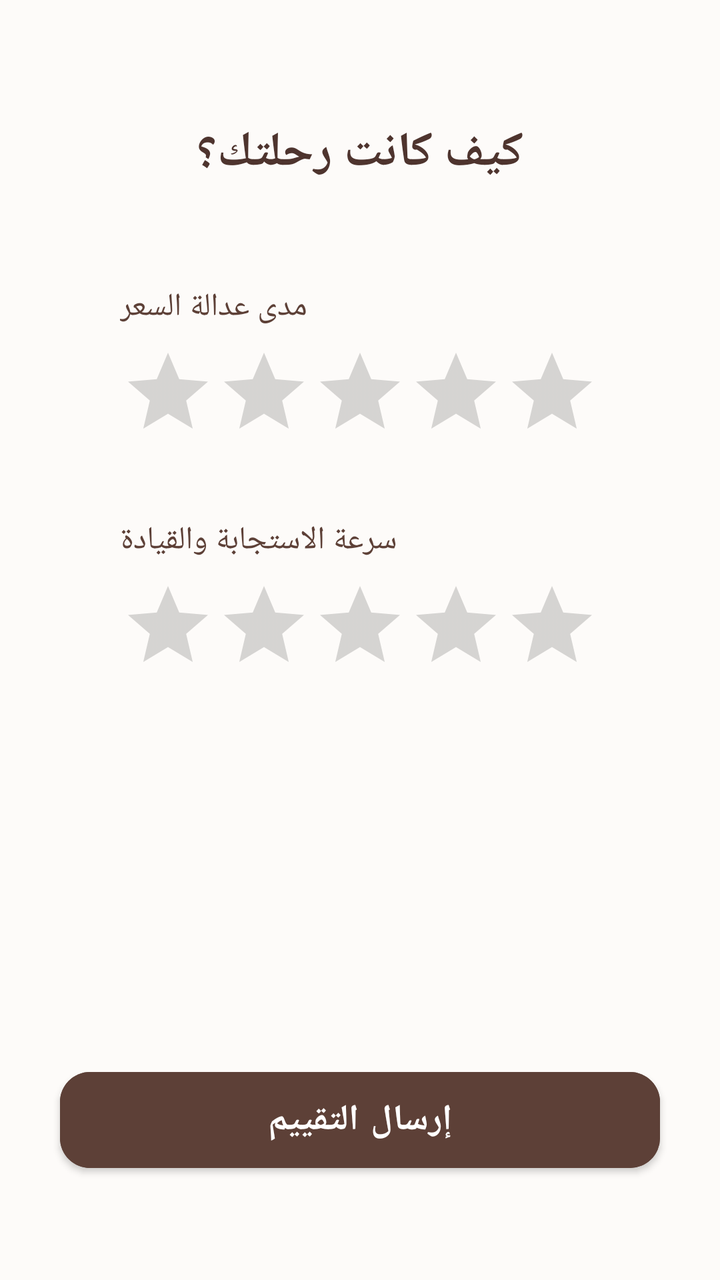
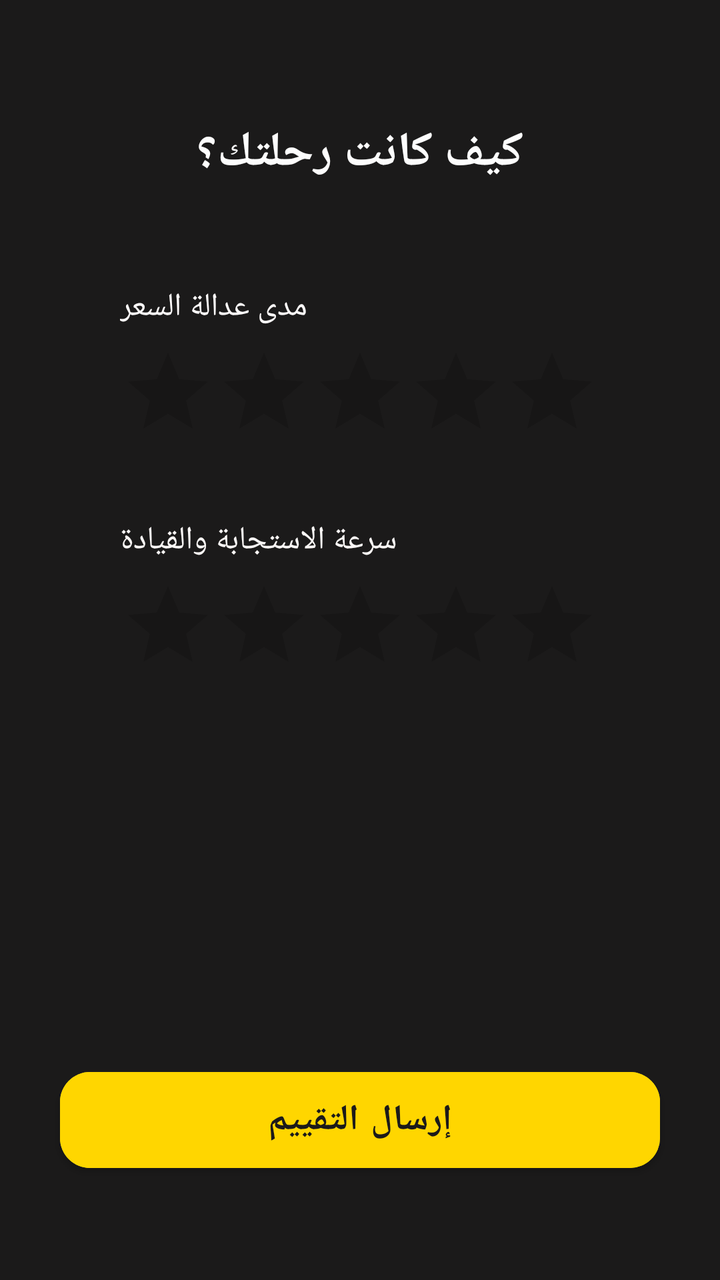

Before-and-after screenshots of an Android layout around one commit, followed by the original layout XML and the change that was made.
<!-- AndroidManifest.xml: application theme Theme.SonicTaxi -->
<!-- res/layout/activity_rating.xml -->
<?xml version="1.0" encoding="utf-8"?>
<androidx.constraintlayout.widget.ConstraintLayout xmlns:android="http://schemas.android.com/apk/res/android"
    xmlns:app="http://schemas.android.com/apk/res-auto"
    xmlns:tools="http://schemas.android.com/tools"
    android:id="@+id/main"
    android:layout_width="match_parent"
    android:layout_height="match_parent"
    android:background="#FDFBF9"
    tools:context=".RatingActivity">

    <TextView
        android:id="@+id/tv_title"
        android:layout_width="wrap_content"
        android:layout_height="wrap_content"
        android:layout_marginTop="60dp"
        android:text="كيف كانت رحلتك؟"
        android:textColor="#4E342E"
        android:textSize="24sp"
        android:textStyle="bold"
        app:layout_constraintEnd_toEndOf="parent"
        app:layout_constraintStart_toStartOf="parent"
        app:layout_constraintTop_toTopOf="parent" />

    <TextView
        android:id="@+id/lbl_price"
        android:layout_width="wrap_content"
        android:layout_height="wrap_content"
        android:layout_marginTop="50dp"
        android:text="مدى عدالة السعر"
        android:textColor="#5D4037"
        android:textSize="16sp"
        app:layout_constraintStart_toStartOf="@+id/rb_price"
        app:layout_constraintTop_toBottomOf="@+id/tv_title" />

    <RatingBar
        android:id="@+id/rb_price"
        android:layout_width="wrap_content"
        android:layout_height="wrap_content"
        android:layout_marginTop="8dp"
        android:numStars="5"
        android:progressTint="#FFCC80"
        android:stepSize="1.0"
        app:layout_constraintEnd_toEndOf="parent"
        app:layout_constraintStart_toStartOf="parent"
        app:layout_constraintTop_toBottomOf="@+id/lbl_price" />

    <TextView
        android:id="@+id/lbl_speed"
        android:layout_width="wrap_content"
        android:layout_height="wrap_content"
        android:layout_marginTop="30dp"
        android:text="سرعة الاستجابة والقيادة"
        android:textColor="#5D4037"
        android:textSize="16sp"
        app:layout_constraintStart_toStartOf="@+id/rb_speed"
        app:layout_constraintTop_toBottomOf="@+id/rb_price" />

    <RatingBar
        android:id="@+id/rb_speed"
        android:layout_width="wrap_content"
        android:layout_height="wrap_content"
        android:layout_marginTop="8dp"
        android:numStars="5"
        android:progressTint="#FFCC80"
        android:stepSize="1.0"
        app:layout_constraintEnd_toEndOf="parent"
        app:layout_constraintStart_toStartOf="parent"
        app:layout_constraintTop_toBottomOf="@+id/lbl_speed" />

    <Button
        android:id="@+id/btn_finish"
        android:layout_width="0dp"
        android:layout_height="60dp"
        android:layout_marginStart="30dp"
        android:layout_marginEnd="30dp"
        android:layout_marginBottom="50dp"
        android:backgroundTint="#5D4037"
        android:text="إرسال التقييم"
        android:textColor="#FFFFFF"
        android:textSize="18sp"
        android:textStyle="bold"
        app:cornerRadius="15dp"
        app:layout_constraintBottom_toBottomOf="parent"
        app:layout_constraintEnd_toEndOf="parent"
        app:layout_constraintStart_toStartOf="parent" />

</androidx.constraintlayout.widget.ConstraintLayout>
<!-- resources referenced by this layout -->
<resources>
  <style name="Theme.SonicTaxi" parent="Theme.MaterialComponents.DayNight.NoActionBar">        <item name="android:statusBarColor">#121212</item>
          <item name="android:windowLightStatusBar">false</item>
  
          <item name="colorPrimary">#121212</item>
          <item name="colorPrimaryVariant">#121212</item>
          <item name="colorSecondary">#FFD600</item>
      </style>
</resources>

<!-- the commit's change to res/layout/activity_rating.xml (unified diff, before → after) -->
@@ -5,7 +5,7 @@
     android:id="@+id/main"
     android:layout_width="match_parent"
     android:layout_height="match_parent"
-    android:background="#FDFBF9"
+    android:background="#1B1A1A"
     tools:context=".RatingActivity">
 
     <TextView
@@ -14,7 +14,7 @@
         android:layout_height="wrap_content"
         android:layout_marginTop="60dp"
         android:text="كيف كانت رحلتك؟"
-        android:textColor="#4E342E"
+        android:textColor="#FDFDFD"
         android:textSize="24sp"
         android:textStyle="bold"
         app:layout_constraintEnd_toEndOf="parent"
@@ -26,8 +26,9 @@
         android:layout_width="wrap_content"
         android:layout_height="wrap_content"
         android:layout_marginTop="50dp"
+        android:gravity="center"
         android:text="مدى عدالة السعر"
-        android:textColor="#5D4037"
+        android:textColor="#FFFCFC"
         android:textSize="16sp"
         app:layout_constraintStart_toStartOf="@+id/rb_price"
         app:layout_constraintTop_toBottomOf="@+id/tv_title" />
@@ -38,7 +39,7 @@
         android:layout_height="wrap_content"
         android:layout_marginTop="8dp"
         android:numStars="5"
-        android:progressTint="#FFCC80"
+        android:progressTint="#FFD600"
         android:stepSize="1.0"
         app:layout_constraintEnd_toEndOf="parent"
         app:layout_constraintStart_toStartOf="parent"
@@ -50,7 +51,7 @@
         android:layout_height="wrap_content"
         android:layout_marginTop="30dp"
         android:text="سرعة الاستجابة والقيادة"
-        android:textColor="#5D4037"
+        android:textColor="#FAF7F6"
         android:textSize="16sp"
         app:layout_constraintStart_toStartOf="@+id/rb_speed"
         app:layout_constraintTop_toBottomOf="@+id/rb_price" />
@@ -61,7 +62,7 @@
         android:layout_height="wrap_content"
         android:layout_marginTop="8dp"
         android:numStars="5"
-        android:progressTint="#FFCC80"
+        android:progressTint="#FFD600"
         android:stepSize="1.0"
         app:layout_constraintEnd_toEndOf="parent"
         app:layout_constraintStart_toStartOf="parent"
@@ -74,9 +75,9 @@
         android:layout_marginStart="30dp"
         android:layout_marginEnd="30dp"
         android:layout_marginBottom="50dp"
-        android:backgroundTint="#5D4037"
+        android:backgroundTint="#FFD600"
         android:text="إرسال التقييم"
-        android:textColor="#FFFFFF"
+        android:textColor="#1B1A1A"
         android:textSize="18sp"
         android:textStyle="bold"
         app:cornerRadius="15dp"
<!-- resource entries referenced after the edit -->
@@ -1,11 +1,17 @@
 <!-- resources referenced by this layout -->
 <resources>
-  <style name="Theme.SonicTaxi" parent="Theme.MaterialComponents.DayNight.NoActionBar">        <item name="android:statusBarColor">#121212</item>
+  <style name="Theme.SonicTaxi" parent="Theme.MaterialComponents.DayNight.NoActionBar">
+          <item name="android:statusBarColor">#121212</item>
           <item name="android:windowLightStatusBar">false</item>
   
           <item name="colorPrimary">#121212</item>
           <item name="colorPrimaryVariant">#121212</item>
           <item name="colorSecondary">#FFD600</item>
+  
+          
+          <item name="colorOnSurface">@color/app_white</item>
+          <item name="editTextStyle">@style/Widget.AppCompat.EditText</item>
       </style>
+  <color name="app_white">#FFFFFF</color>
 </resources>
 
